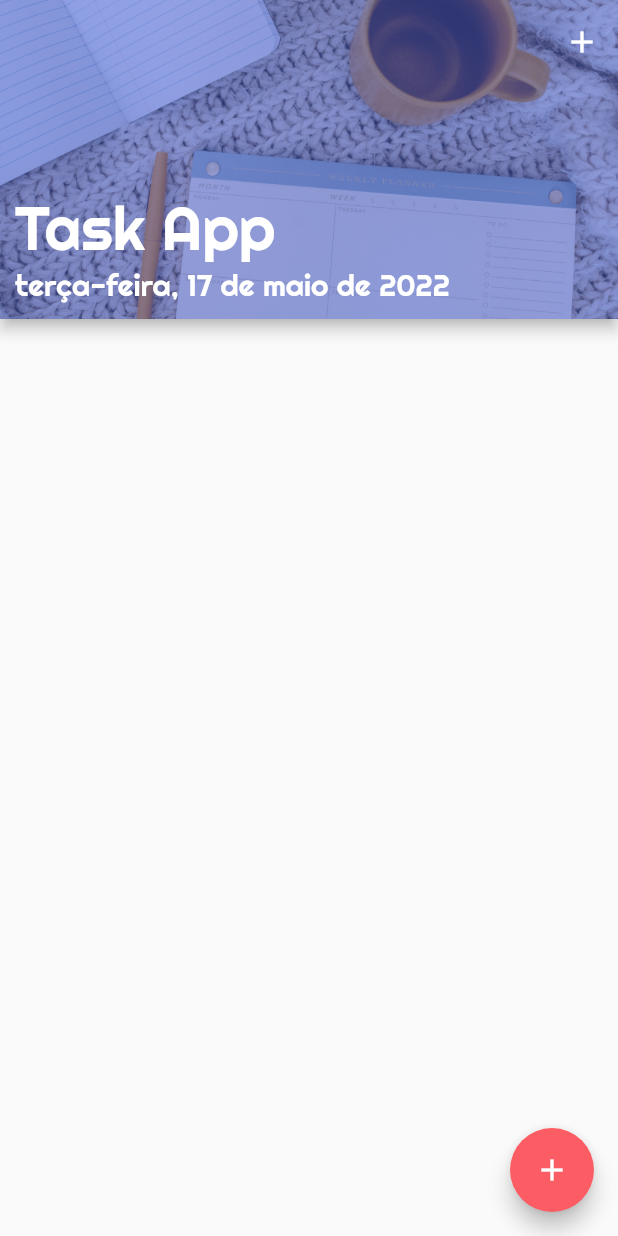
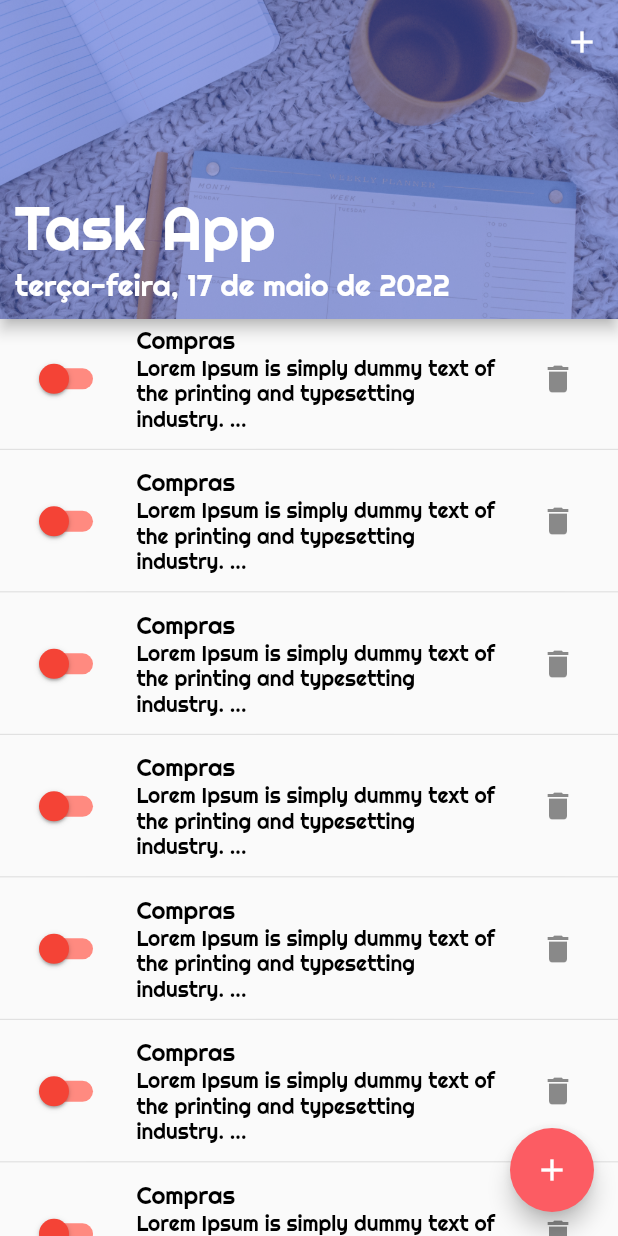
Before and after one commit to LeandroSimo/task-app, a Flutter app: the screen it shows after launch, on a phone screen of 412 x 824 dp. Run offline on Flutter 3.47's test engine with Material 2 defaults, Android fonts, the phone set to English and light mode, and no system bars; project files that could hold a hidden picture were left out.

Commit message:
Remove Tasks

```diff
--- a/lib/widgets/home.dart
+++ b/lib/widgets/home.dart
@@ -16,7 +16,62 @@ class Home extends StatefulWidget {
 }
 
 class _HomeState extends State<Home> {
-  final List<Task> _listTask = [];
+  final List<Task> _listTask = [
+    Task(
+      "Compras",
+      "Lorem Ipsum is simply dummy text of the printing and typesetting industry. "
+          "Lorem Ipsum has been the industry's standard dummy text ever since the 1500s, when an unknown printer took a galley of type and scrambled it to make a type specimen book",
+      false,
+    ),
+    Task(
+      "Compras",
+      "Lorem Ipsum is simply dummy text of the printing and typesetting industry. "
+          "Lorem Ipsum has been the industry's standard dummy text ever since the 1500s, when an unknown printer took a galley of type and scrambled it to make a type specimen book",
+      false,
+    ),
+    Task(
+      "Compras",
+      "Lorem Ipsum is simply dummy text of the printing and typesetting industry. "
+          "Lorem Ipsum has been the industry's standard dummy text ever since the 1500s, when an unknown printer took a galley of type and scrambled it to make a type specimen book",
+      false,
+    ),
+    Task(
+      "Compras",
+      "Lorem Ipsum is simply dummy text of the printing and typesetting industry. "
+          "Lorem Ipsum has been the industry's standard dummy text ever since the 1500s, when an unknown printer took a galley of type and scrambled it to make a type specimen book",
+      false,
+    ),
+    Task(
+      "Compras",
+      "Lorem Ipsum is simply dummy text of the printing and typesetting industry. "
+          "Lorem Ipsum has been the industry's standard dummy text ever since the 1500s, when an unknown printer took a galley of type and scrambled it to make a type specimen book",
+      false,
+    ),
+    Task(
+      "Compras",
+      "Lorem Ipsum is simply dummy text of the printing and typesetting industry. "
+          "Lorem Ipsum has been the industry's standard dummy text ever since the 1500s, when an unknown printer took a galley of type and scrambled it to make a type specimen book",
+      false,
+    ),
+    Task(
+      "Compras",
+      "Lorem Ipsum is simply dummy text of the printing and typesetting industry. "
+          "Lorem Ipsum has been the industry's standard dummy text ever since the 1500s, when an unknown printer took a galley of type and scrambled it to make a type specimen book",
+      false,
+    ),
+    Task(
+      "Compras",
+      "Lorem Ipsum is simply dummy text of the printing and typesetting industry. "
+          "Lorem Ipsum has been the industry's standard dummy text ever since the 1500s, when an unknown printer took a galley of type and scrambled it to make a type specimen book",
+      false,
+    ),
+    Task(
+      "Compras",
+      "Lorem Ipsum is simply dummy text of the printing and typesetting industry. "
+          "Lorem Ipsum has been the industry's standard dummy text ever since the 1500s, when an unknown printer took a galley of type and scrambled it to make a type specimen book",
+      false,
+    ),
+  ];
 
   void _handleSwitchChange(int index, bool value) {
     setState(() {
@@ -27,6 +82,12 @@ class _HomeState extends State<Home> {
   void _saveTask(Task task) {
     setState(() {
       _listTask.add(task);
+    });
+  }
+
+  _removeItem(int index) {
+    setState(() {
+      _listTask.removeAt(index);
     });
   }
 
@@ -96,7 +157,7 @@ class _HomeState extends State<Home> {
 
     return Scaffold(
       appBar: _appBar(),
-      body: ListTask(_listTask, _handleSwitchChange, _isPortrait),
+      body: ListTask(_listTask, _handleSwitchChange, _isPortrait, _removeItem),
       floatingActionButton: FloatingActionButton(
         onPressed: _handleAddPress,
         child: Icon(Icons.add),
--- a/lib/widgets/list_task.dart
+++ b/lib/widgets/list_task.dart
@@ -6,7 +6,9 @@ class ListTask extends StatelessWidget {
   final List<Task> _listTask;
   final Function _handleSwitchChange;
   final bool _isPortrait;
-  ListTask(this._listTask, this._handleSwitchChange, this._isPortrait);
+  final Function _removeItem;
+  ListTask(this._listTask, this._handleSwitchChange, this._isPortrait,
+      this._removeItem);
 
   @override
   Widget build(BuildContext context) {
@@ -44,9 +46,7 @@ class ListTask extends StatelessWidget {
       itemCount: _listTask.length,
       separatorBuilder: (_, index) => Divider(),
       itemBuilder: (BuildContext context, int index) {
-        return Dismissible(
-          key: Key(_listTask[index].title),
-          child: ListTile(
+        return ListTile(
           title: Text(
             _listTask[index].title,
             style: _listTask[index].finished
@@ -68,25 +68,12 @@ class ListTask extends StatelessWidget {
             value: _listTask[index].finished,
             onChanged: (value) => _handleSwitchChange(index, value),
           ),
+          trailing: IconButton(
+            icon: Icon(Icons.delete),
+            onPressed: () => _removeItem(index),
+          ),
           onTap: () => _handlerOnTap(
               _listTask[index].title, _listTask[index].description),
-          ),
-          background: Container(
-            color: Colors.red,
-            padding: EdgeInsets.all(8),
-            child: Row(
-              mainAxisAlignment: MainAxisAlignment.end,
-              children: [
-                IconButton(
-                  onPressed: () {},
-                  icon: Icon(
-                    Icons.delete,
-                    color: Colors.white,
-                  ),
-                )
-              ],
-            ),
-          ),
         );
       },
     );
```
Lines whose indentation alone changed are shown as unchanged.
